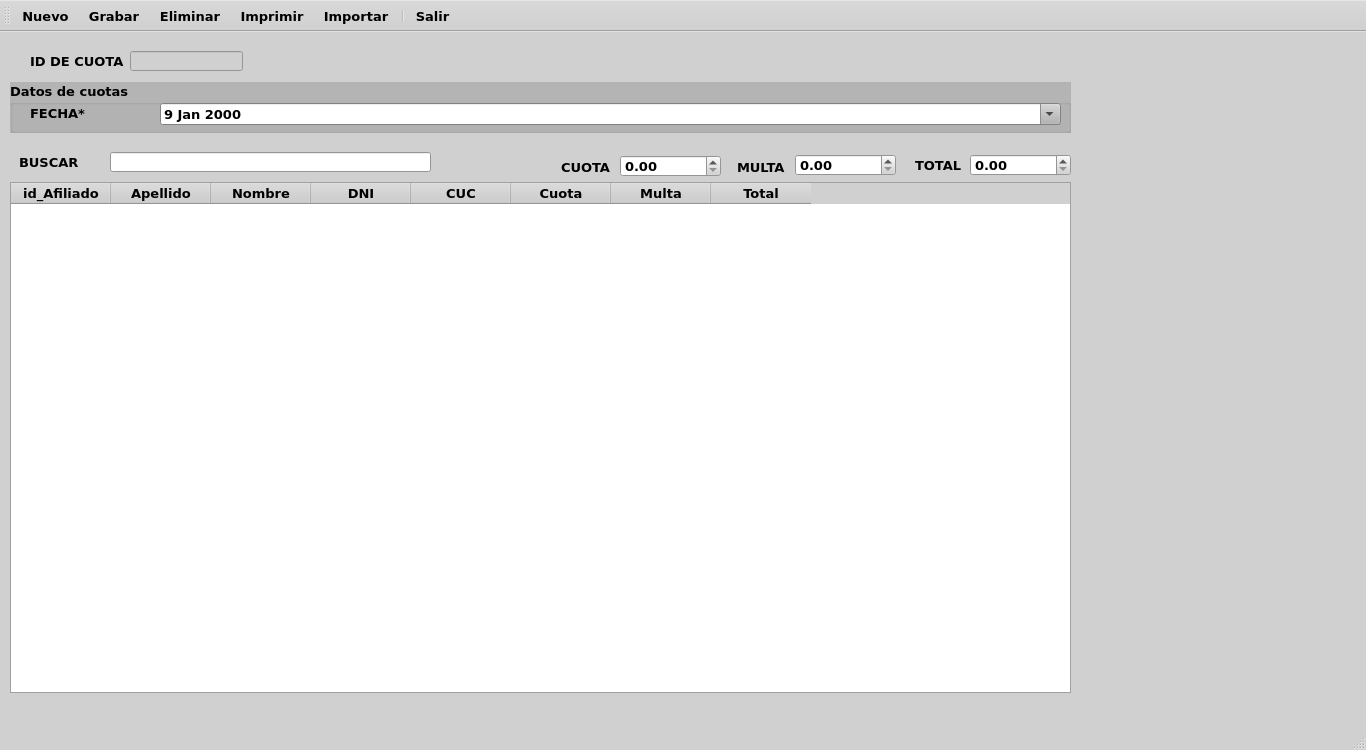
EdwardsBC/SutrakomaqV2, file ui/registro_cuotas.ui: the form before one commit.
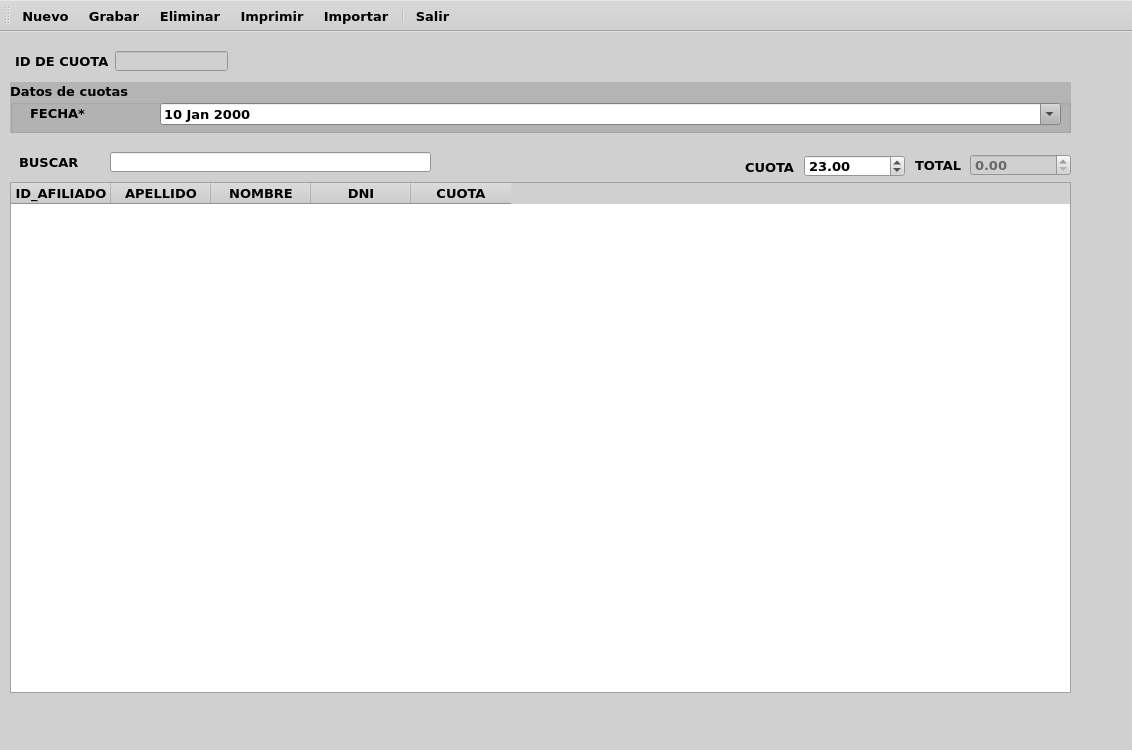
The form after the commit. Icons and pictures are not drawn.

```diff
--- a/ui/registro_cuotas.ui
+++ b/ui/registro_cuotas.ui
@@ -6,7 +6,7 @@
    <rect>
     <x>0</x>
     <y>0</y>
-    <width>1366</width>
+    <width>1132</width>
     <height>750</height>
    </rect>
   </property>
@@ -466,7 +466,7 @@
    <widget class="QLabel" name="label_5">
     <property name="geometry">
      <rect>
-      <x>30</x>
+      <x>15</x>
       <y>21</y>
       <width>111</width>
       <height>16</height>
@@ -489,7 +489,7 @@
     </property>
     <property name="geometry">
      <rect>
-      <x>130</x>
+      <x>115</x>
       <y>19</y>
       <width>113</width>
       <height>20</height>
@@ -994,12 +994,12 @@
      </property>
      <property name="dateTime">
       <datetime>
-       <hour>13</hour>
+       <hour>9</hour>
        <minute>0</minute>
        <second>0</second>
        <year>2000</year>
        <month>1</month>
-       <day>9</day>
+       <day>10</day>
       </datetime>
      </property>
      <property name="currentSection">
@@ -1011,6 +1011,9 @@
     </widget>
    </widget>
    <widget class="QTableWidget" name="tableWidget">
+    <property name="enabled">
+     <bool>true</bool>
+    </property>
     <property name="geometry">
      <rect>
       <x>10</x>
@@ -1028,7 +1031,7 @@
     </property>
     <column>
      <property name="text">
-      <string>id_Afiliado</string>
+      <string>ID_AFILIADO</string>
      </property>
      <property name="font">
       <font>
@@ -1040,7 +1043,7 @@
     </column>
     <column>
      <property name="text">
-      <string>Apellido</string>
+      <string>APELLIDO</string>
      </property>
      <property name="font">
       <font>
@@ -1052,7 +1055,7 @@
     </column>
     <column>
      <property name="text">
-      <string>Nombre</string>
+      <string>NOMBRE</string>
      </property>
      <property name="font">
       <font>
@@ -1076,43 +1079,7 @@
     </column>
     <column>
      <property name="text">
-      <string>CUC</string>
-     </property>
-     <property name="font">
-      <font>
-       <family>Verdana</family>
-       <pointsize>10</pointsize>
-       <bold>true</bold>
-      </font>
-     </property>
-    </column>
-    <column>
-     <property name="text">
-      <string>Cuota</string>
-     </property>
-     <property name="font">
-      <font>
-       <family>Verdana</family>
-       <pointsize>10</pointsize>
-       <bold>true</bold>
-      </font>
-     </property>
-    </column>
-    <column>
-     <property name="text">
-      <string>Multa</string>
-     </property>
-     <property name="font">
-      <font>
-       <family>Verdana</family>
-       <pointsize>10</pointsize>
-       <bold>true</bold>
-      </font>
-     </property>
-    </column>
-    <column>
-     <property name="text">
-      <string>Total</string>
+      <string>CUOTA</string>
      </property>
      <property name="font">
       <font>
@@ -1173,30 +1140,10 @@
      <string>TOTAL</string>
     </property>
    </widget>
-   <widget class="QLabel" name="label_8">
-    <property name="geometry">
-     <rect>
-      <x>737</x>
-      <y>127</y>
-      <width>51</width>
-      <height>16</height>
-     </rect>
-    </property>
-    <property name="font">
-     <font>
-      <family>Verdana</family>
-      <pointsize>10</pointsize>
-      <bold>true</bold>
-     </font>
-    </property>
-    <property name="text">
-     <string>MULTA</string>
-    </property>
-   </widget>
    <widget class="QLabel" name="label_9">
     <property name="geometry">
      <rect>
-      <x>561</x>
+      <x>745</x>
       <y>127</y>
       <width>51</width>
       <height>16</height>
@@ -1214,6 +1161,9 @@
     </property>
    </widget>
    <widget class="QDoubleSpinBox" name="doubleSpinBox">
+    <property name="enabled">
+     <bool>false</bool>
+    </property>
     <property name="geometry">
      <rect>
       <x>970</x>
@@ -1222,39 +1172,27 @@
       <height>22</height>
      </rect>
     </property>
-   </widget>
-   <widget class="QDoubleSpinBox" name="doubleSpinBox_2">
-    <property name="geometry">
-     <rect>
-      <x>795</x>
-      <y>122</y>
-      <width>101</width>
-      <height>22</height>
-     </rect>
+    <property name="maximum">
+     <double>999999999999999.000000000000000</double>
     </property>
    </widget>
    <widget class="QDoubleSpinBox" name="doubleSpinBox_3">
     <property name="geometry">
      <rect>
-      <x>620</x>
+      <x>804</x>
       <y>123</y>
       <width>101</width>
       <height>22</height>
      </rect>
     </property>
+    <property name="maximum">
+     <double>99999999999999.000000000000000</double>
+    </property>
+    <property name="value">
+     <double>23.000000000000000</double>
+    </property>
    </widget>
   </widget>
-  <widget class="QMenuBar" name="menubar">
-   <property name="geometry">
-    <rect>
-     <x>0</x>
-     <y>0</y>
-     <width>1366</width>
-     <height>22</height>
-    </rect>
-   </property>
-  </widget>
-  <widget class="QStatusBar" name="statusbar"/>
   <widget class="QToolBar" name="toolBar">
    <property name="windowTitle">
     <string>toolBar</string>
```
Left out of the diff: 19 changed lines with no effect on the pictures.
